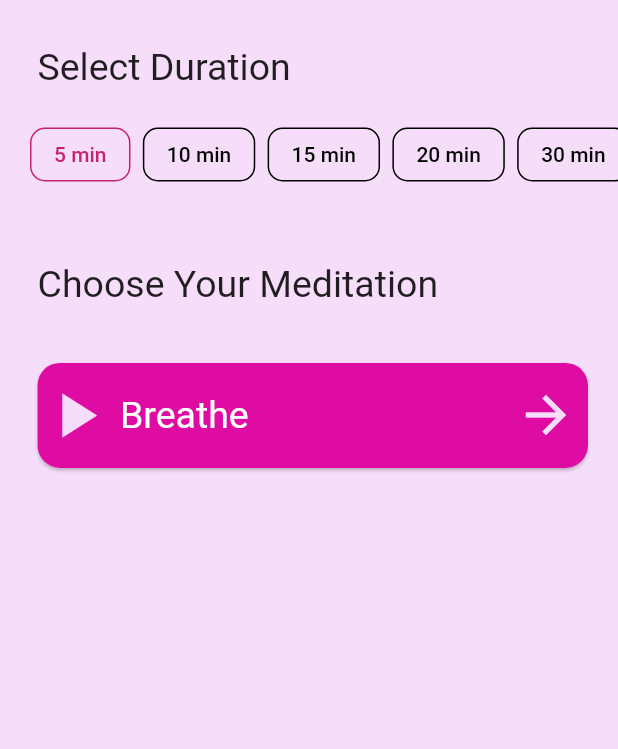
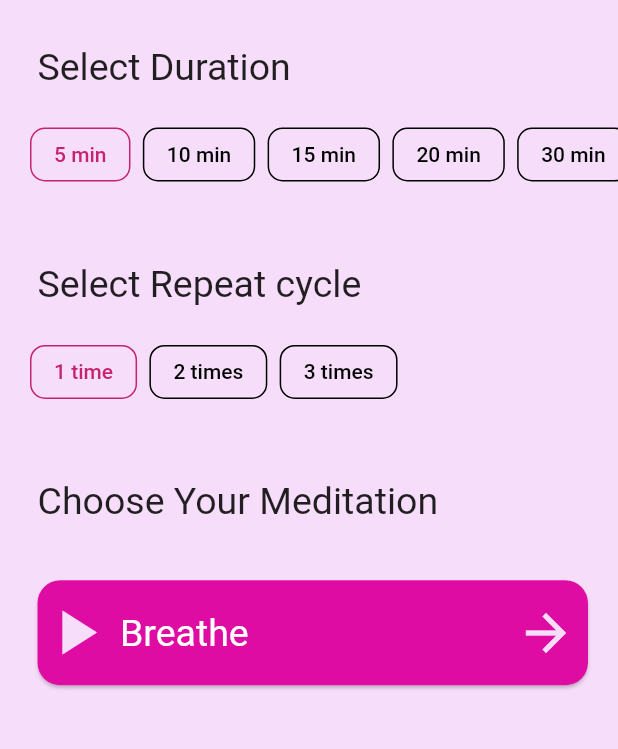
Before and after one commit to Wappnet-Systems/Dhyanin-App, a Flutter app: the Meditation screen opened directly, on a phone screen of 412 x 824 dp, the part 84-833 px from its top. Run offline on Flutter 3.47's test engine with Material 2 defaults, Android fonts, the phone set to English and light mode, and no system bars; our stand-ins replace animated_splash_screen, audioplayers, cloud_firestore, firebase_auth, firebase_core, lottie and 3 more; accounts and stored records are empty.

Commit message:
Added repeat section in meditation screen

```diff
--- a/lib/screens/pages/meditation_screen.dart
+++ b/lib/screens/pages/meditation_screen.dart
@@ -14,6 +14,7 @@ class Meditation extends StatefulWidget {
 
 class _MeditationState extends State<Meditation> {
   int value = 0; //index value of by default duration
+  int repeatValue = 0;
 
   //Custom radio button widget for duration
   Widget customRadioButton(String text, int index) {
@@ -31,6 +32,28 @@ class _MeditationState extends State<Meditation> {
         text,
         style: TextStyle(
           color: (value == index) ? color_2 : Colors.black,
+        ),
+      ),
+    );
+  }
+
+  //Custom radio button widget for duration
+  Widget customRadioButtonRepeat(String text, int index) {
+    return OutlinedButton(
+      onPressed: () {
+        setState(() {
+          repeatValue = index;
+        });
+      },
+      style: OutlinedButton.styleFrom(
+        shape: RoundedRectangleBorder(borderRadius: BorderRadius.circular(10)),
+        side:
+            BorderSide(color: (repeatValue == index) ? color_2 : Colors.black),
+      ),
+      child: Text(
+        text,
+        style: TextStyle(
+          color: (repeatValue == index) ? color_2 : Colors.black,
         ),
       ),
     );
@@ -85,6 +108,35 @@ class _MeditationState extends State<Meditation> {
                 height: MediaQuery.of(context).size.height * 0.04,
               ),
               const Padding(
+                padding: EdgeInsets.only(top: 15.0, left: 5.0, bottom: 20.0),
+                child: Text(
+                  'Select Repeat cycle',
+                  style: textStyle_body,
+                ),
+              ),
+              SingleChildScrollView(
+                scrollDirection: Axis.horizontal,
+                child: Row(
+                  children: [
+                    customRadioButtonRepeat('1 time', 0),
+                    SizedBox(
+                      width: MediaQuery.of(context).size.width * 0.02,
+                    ),
+                    customRadioButtonRepeat('2 times', 1),
+                    SizedBox(
+                      width: MediaQuery.of(context).size.width * 0.02,
+                    ),
+                    customRadioButtonRepeat('3 times', 2),
+                    SizedBox(
+                      width: MediaQuery.of(context).size.width * 0.02,
+                    )
+                  ],
+                ),
+              ),
+              SizedBox(
+                height: MediaQuery.of(context).size.height * 0.04,
+              ),
+              const Padding(
                 padding: EdgeInsets.only(top: 15.0, left: 5.0),
                 child: Text(
                   'Choose Your Meditation',
@@ -98,6 +150,7 @@ class _MeditationState extends State<Meditation> {
                 name: 'Breathe',
                 next_page: AudioPage(
                   indexOfAudio: value,
+                  repeatTimes: repeatValue,
                 ),
               ),
             ],
```
Also changed, not shown: lib/screens/pages/audio_page_screen.dart (+28 -13 lines), lib/utils/constant.dart (+12 -0 lines).
